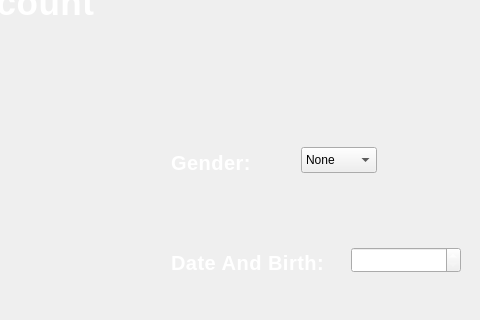
Qt form ui/home.ui (RonneyJR/python-app) before a commit; both pictures show x 600 to 1080 and y 94 to 414 of the 1080 by 720 pixel window.
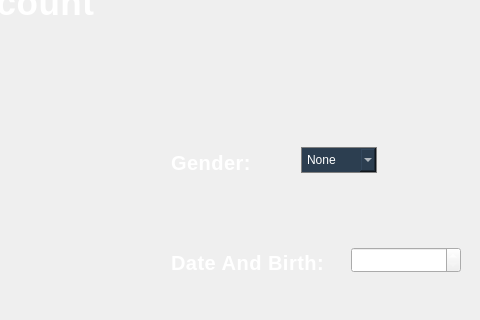
The same form after that commit. The open tabs and pages were chosen to show the change. Icons and pictures are not drawn.

```diff
--- a/ui/home.ui
+++ b/ui/home.ui
@@ -383,6 +383,23 @@
        <height>26</height>
       </rect>
      </property>
+     <property name="styleSheet">
+      <string notr="true">
+    QComboBox {
+        color: white;  /* màu chữ ở combobox */
+        background-color: #2c3e50; /* nền combobox */
+        border: 1px solid gray;
+        padding: 5px;
+    }
+
+    QComboBox QAbstractItemView {
+        color: white;  /* màu chữ trong dropdown */
+        background-color: #34495e; /* nền dropdown */
+        selection-background-color: #1abc9c; /* nền khi chọn */
+        selection-color: black;  /* màu chữ khi chọn */
+    }
+</string>
+     </property>
      <item>
       <property name="text">
        <string>None</string>
```
Left out of the diff: 2 changed lines with no effect on the pictures.
